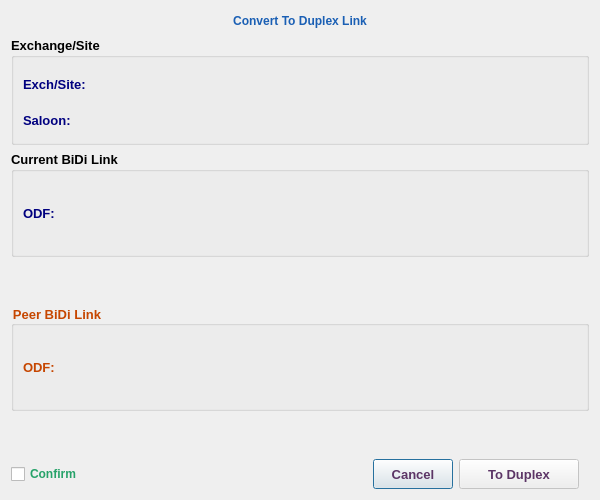
First picture: the form in mainPanel/menu/management/ODFManagement/converttoduplex.ui, repository samad-ghanbari/DaNet, before the edit.
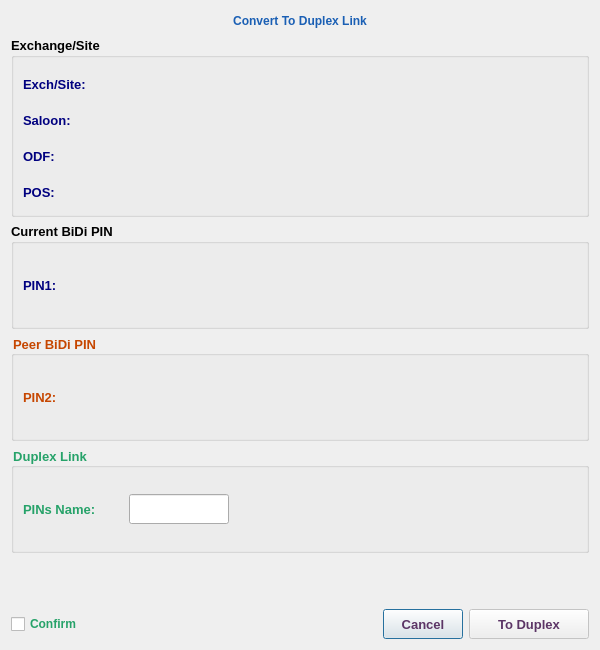
Second picture: the form after the edit. Icons and pictures are not drawn.

Commit message: duplex and BiDi is done

Patch:
```diff
--- a/mainPanel/menu/management/ODFManagement/converttoduplex.ui
+++ b/mainPanel/menu/management/ODFManagement/converttoduplex.ui
@@ -7,19 +7,19 @@
     <x>0</x>
     <y>0</y>
     <width>600</width>
-    <height>500</height>
+    <height>650</height>
    </rect>
   </property>
   <property name="minimumSize">
    <size>
     <width>600</width>
-    <height>500</height>
+    <height>650</height>
    </size>
   </property>
   <property name="maximumSize">
    <size>
     <width>600</width>
-    <height>500</height>
+    <height>650</height>
    </size>
   </property>
   <property name="windowTitle">
@@ -259,6 +259,174 @@
         </item>
        </layout>
       </item>
+      <item>
+       <layout class="QHBoxLayout" name="horizontalLayout_11">
+        <item>
+         <widget class="QLabel" name="label_12">
+          <property name="minimumSize">
+           <size>
+            <width>120</width>
+            <height>30</height>
+           </size>
+          </property>
+          <property name="maximumSize">
+           <size>
+            <width>120</width>
+            <height>25</height>
+           </size>
+          </property>
+          <property name="font">
+           <font>
+            <family>Tahoma</family>
+            <pointsize>10</pointsize>
+            <bold>true</bold>
+           </font>
+          </property>
+          <property name="styleSheet">
+           <string notr="true">color: rgb(0, 0, 127);</string>
+          </property>
+          <property name="text">
+           <string>ODF:</string>
+          </property>
+         </widget>
+        </item>
+        <item>
+         <widget class="QLabel" name="odfLbl">
+          <property name="sizePolicy">
+           <sizepolicy hsizetype="Expanding" vsizetype="Preferred">
+            <horstretch>0</horstretch>
+            <verstretch>0</verstretch>
+           </sizepolicy>
+          </property>
+          <property name="minimumSize">
+           <size>
+            <width>400</width>
+            <height>30</height>
+           </size>
+          </property>
+          <property name="maximumSize">
+           <size>
+            <width>300</width>
+            <height>30</height>
+           </size>
+          </property>
+          <property name="font">
+           <font>
+            <family>Tahoma</family>
+            <pointsize>10</pointsize>
+            <bold>true</bold>
+           </font>
+          </property>
+          <property name="styleSheet">
+           <string notr="true">color: rgb(85, 0, 127);</string>
+          </property>
+          <property name="text">
+           <string/>
+          </property>
+          <property name="wordWrap">
+           <bool>true</bool>
+          </property>
+         </widget>
+        </item>
+        <item>
+         <spacer name="horizontalSpacer_11">
+          <property name="orientation">
+           <enum>Qt::Horizontal</enum>
+          </property>
+          <property name="sizeHint" stdset="0">
+           <size>
+            <width>40</width>
+            <height>20</height>
+           </size>
+          </property>
+         </spacer>
+        </item>
+       </layout>
+      </item>
+      <item>
+       <layout class="QHBoxLayout" name="horizontalLayout_13">
+        <item>
+         <widget class="QLabel" name="label_13">
+          <property name="minimumSize">
+           <size>
+            <width>120</width>
+            <height>30</height>
+           </size>
+          </property>
+          <property name="maximumSize">
+           <size>
+            <width>120</width>
+            <height>25</height>
+           </size>
+          </property>
+          <property name="font">
+           <font>
+            <family>Tahoma</family>
+            <pointsize>10</pointsize>
+            <bold>true</bold>
+           </font>
+          </property>
+          <property name="styleSheet">
+           <string notr="true">color: rgb(0, 0, 127);</string>
+          </property>
+          <property name="text">
+           <string>POS:</string>
+          </property>
+         </widget>
+        </item>
+        <item>
+         <widget class="QLabel" name="posLbl">
+          <property name="sizePolicy">
+           <sizepolicy hsizetype="Expanding" vsizetype="Preferred">
+            <horstretch>0</horstretch>
+            <verstretch>0</verstretch>
+           </sizepolicy>
+          </property>
+          <property name="minimumSize">
+           <size>
+            <width>400</width>
+            <height>30</height>
+           </size>
+          </property>
+          <property name="maximumSize">
+           <size>
+            <width>300</width>
+            <height>30</height>
+           </size>
+          </property>
+          <property name="font">
+           <font>
+            <family>Tahoma</family>
+            <pointsize>10</pointsize>
+            <bold>true</bold>
+           </font>
+          </property>
+          <property name="styleSheet">
+           <string notr="true">color: rgb(85, 0, 127);</string>
+          </property>
+          <property name="text">
+           <string/>
+          </property>
+          <property name="wordWrap">
+           <bool>true</bool>
+          </property>
+         </widget>
+        </item>
+        <item>
+         <spacer name="horizontalSpacer_12">
+          <property name="orientation">
+           <enum>Qt::Horizontal</enum>
+          </property>
+          <property name="sizeHint" stdset="0">
+           <size>
+            <width>40</width>
+            <height>20</height>
+           </size>
+          </property>
+         </spacer>
+        </item>
+       </layout>
+      </item>
      </layout>
     </widget>
    </item>
@@ -272,7 +440,7 @@
       </font>
      </property>
      <property name="title">
-      <string>Current BiDi Link</string>
+      <string>Current BiDi PIN</string>
      </property>
      <layout class="QHBoxLayout" name="horizontalLayout_3">
       <item>
@@ -302,12 +470,12 @@
            <string notr="true">color: rgb(0, 0, 127);</string>
           </property>
           <property name="text">
-           <string>ODF:</string>
+           <string>PIN1:</string>
           </property>
          </widget>
         </item>
         <item>
-         <widget class="QLabel" name="odfLbl">
+         <widget class="QLabel" name="pin1Lbl">
           <property name="sizePolicy">
            <sizepolicy hsizetype="Expanding" vsizetype="Preferred">
             <horstretch>0</horstretch>
@@ -391,19 +559,6 @@
      </layout>
     </widget>
    </item>
-   <item>
-    <spacer name="verticalSpacer_2">
-     <property name="orientation">
-      <enum>Qt::Vertical</enum>
-     </property>
-     <property name="sizeHint" stdset="0">
-      <size>
-       <width>20</width>
-       <height>39</height>
-      </size>
-     </property>
-    </spacer>
-   </item>
    <item>
     <widget class="QGroupBox" name="groupBox_3">
      <property name="font">
@@ -417,7 +572,7 @@
       <string notr="true">color: rgb(198, 70, 0);</string>
      </property>
      <property name="title">
-      <string>Peer BiDi Link</string>
+      <string>Peer BiDi PIN</string>
      </property>
      <layout class="QHBoxLayout" name="horizontalLayout_4">
       <item>
@@ -447,7 +602,7 @@
            <string notr="true">color: rgb(198, 70, 0);</string>
           </property>
           <property name="text">
-           <string>ODF:</string>
+           <string>PIN2:</string>
           </property>
          </widget>
         </item>
@@ -536,6 +691,125 @@
      </layout>
     </widget>
    </item>
+   <item>
+    <widget class="QGroupBox" name="groupBox_4">
+     <property name="font">
+      <font>
+       <family>Tahoma</family>
+       <pointsize>10</pointsize>
+       <bold>true</bold>
+      </font>
+     </property>
+     <property name="styleSheet">
+      <string notr="true">color: rgb(38, 162, 105);</string>
+     </property>
+     <property name="title">
+      <string>Duplex Link</string>
+     </property>
+     <layout class="QHBoxLayout" name="horizontalLayout_5">
+      <item>
+       <layout class="QHBoxLayout" name="horizontalLayout_10">
+        <item>
+         <widget class="QLabel" name="label_11">
+          <property name="minimumSize">
+           <size>
+            <width>100</width>
+            <height>30</height>
+           </size>
+          </property>
+          <property name="maximumSize">
+           <size>
+            <width>100</width>
+            <height>30</height>
+           </size>
+          </property>
+          <property name="font">
+           <font>
+            <family>Tahoma</family>
+            <pointsize>10</pointsize>
+            <bold>true</bold>
+           </font>
+          </property>
+          <property name="styleSheet">
+           <string notr="true">color: rgb(38, 162, 105);</string>
+          </property>
+          <property name="text">
+           <string>PINs Name:</string>
+          </property>
+         </widget>
+        </item>
+        <item>
+         <widget class="QLineEdit" name="duplexPin">
+          <property name="minimumSize">
+           <size>
+            <width>100</width>
+            <height>30</height>
+           </size>
+          </property>
+          <property name="maximumSize">
+           <size>
+            <width>100</width>
+            <height>30</height>
+           </size>
+          </property>
+          <property name="font">
+           <font>
+            <pointsize>13</pointsize>
+            <bold>true</bold>
+           </font>
+          </property>
+          <property name="alignment">
+           <set>Qt::AlignCenter</set>
+          </property>
+         </widget>
+        </item>
+        <item>
+         <spacer name="horizontalSpacer_10">
+          <property name="orientation">
+           <enum>Qt::Horizontal</enum>
+          </property>
+          <property name="sizeHint" stdset="0">
+           <size>
+            <width>40</width>
+            <height>20</height>
+           </size>
+          </property>
+         </spacer>
+        </item>
+       </layout>
+      </item>
+      <item>
+       <widget class="QLabel" name="label_17">
+        <property name="minimumSize">
+         <size>
+          <width>64</width>
+          <height>64</height>
+         </size>
+        </property>
+        <property name="maximumSize">
+         <size>
+          <width>64</width>
+          <height>64</height>
+         </size>
+        </property>
+        <property name="font">
+         <font>
+          <family>Tahoma</family>
+          <pointsize>10</pointsize>
+          <bold>true</bold>
+         </font>
+        </property>
+        <property name="text">
+         <string/>
+        </property>
+        <property name="pixmap">
+         <pixmap resource="../../../../image.qrc">:/Image/Duplex.png</pixmap>
+        </property>
+       </widget>
+      </item>
+     </layout>
+    </widget>
+   </item>
    <item>
     <spacer name="verticalSpacer">
      <property name="orientation">
@@ -544,16 +818,13 @@
      <property name="sizeHint" stdset="0">
       <size>
        <width>20</width>
-       <height>14</height>
+       <height>21</height>
       </size>
      </property>
     </spacer>
    </item>
    <item>
-    <layout class="QHBoxLayout" name="horizontalLayout_12">
-     <property name="rightMargin">
-      <number>10</number>
-     </property>
+    <layout class="QHBoxLayout" name="horizontalLayout_2">
      <item>
       <widget class="QCheckBox" name="confirmChB">
        <property name="font">
```
Left out of the diff: 2 changed lines with no effect on the pictures. The commit also changes 9 other files.
